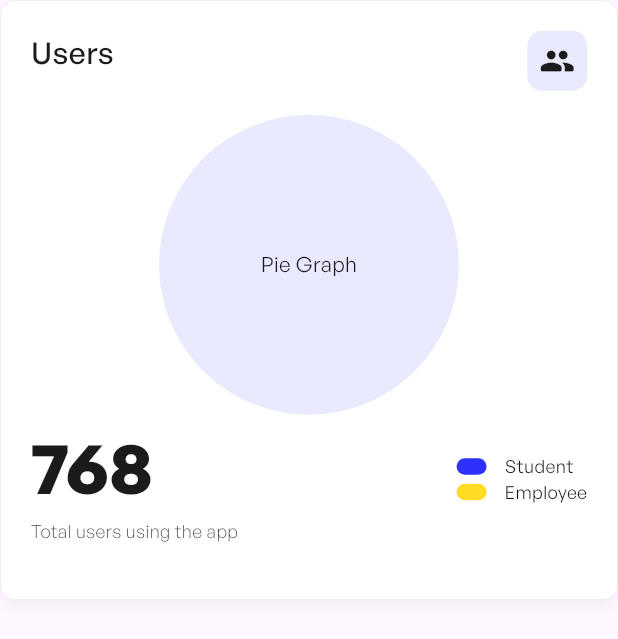
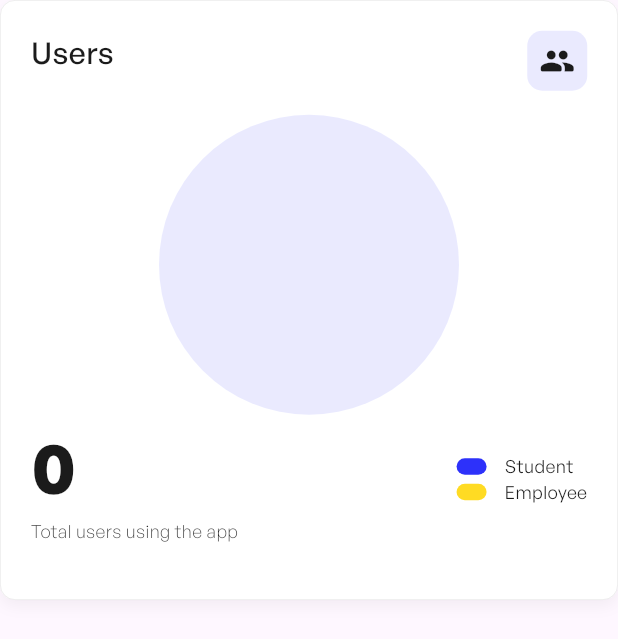
Before and after one commit to MNJDen/Park_in_web-Capstone, a Flutter app: the PRKUserCardMobile widget shown alone on an empty page, opened directly, on a phone screen of 412 x 824 dp. Shown: the top 639 px of the screen. Run offline on Flutter 3.47's test engine with Material 3 defaults, Android fonts, the phone set to English and light mode, and no system bars; drawn by our look-alikes of fl_chart; our stand-ins replace cloud_firestore, firebase_auth, firebase_core, firebase_database, firebase_storage, shared_preferences and 1 more; accounts and stored records are empty.

Commit message:
Components: Add Backend to Users Card Mobile

```diff
--- a/lib/components/ui/users_card_mobile.dart
+++ b/lib/components/ui/users_card_mobile.dart
@@ -1,3 +1,5 @@
+import 'package:cloud_firestore/cloud_firestore.dart';
+import 'package:fl_chart/fl_chart.dart';
 import 'package:flutter/material.dart';
 import 'package:park_in_web/components/theme/color_scheme.dart';
 
@@ -14,6 +16,39 @@ class PRKUserCardMobile extends StatefulWidget {
 }
 
 class _PRKUserCardMobileState extends State<PRKUserCardMobile> {
+  int studentCount = 0;
+  int employeeCount = 0;
+
+  @override
+  void initState() {
+    super.initState();
+    listenToUserCounts();
+  }
+
+  void listenToUserCounts() {
+    FirebaseFirestore.instance
+        .collection('User')
+        .where('userType', whereIn: ['Student', 'Employee'])
+        .snapshots()
+        .listen((snapshot) {
+          int students = 0;
+          int employees = 0;
+
+          for (var doc in snapshot.docs) {
+            if (doc['userType'] == 'Student') {
+              students++;
+            } else if (doc['userType'] == 'Employee') {
+              employees++;
+            }
+          }
+
+          setState(() {
+            studentCount = students;
+            employeeCount = employees;
+          });
+        });
+  }
+
   @override
   Widget build(BuildContext context) {
     return Container(
@@ -74,8 +109,37 @@ class _PRKUserCardMobileState extends State<PRKUserCardMobile> {
                 shape: BoxShape.circle,
                 color: blueColor.withOpacity(0.1),
               ),
-              child: const Center(
-                child: Text("Pie Graph"),
+              child: PieChart(
+                PieChartData(
+                  sections: [
+                    PieChartSectionData(
+                      color: blueColor,
+                      value: studentCount.toDouble(),
+                      title:
+                          '${((studentCount / (studentCount + employeeCount)) * 100).toStringAsFixed(1)}%',
+                      radius: 50,
+                      titleStyle: TextStyle(
+                        fontSize: 16,
+                        fontWeight: FontWeight.bold,
+                        color: whiteColor,
+                      ),
+                    ),
+                    PieChartSectionData(
+                      color: yellowColor,
+                      value: employeeCount.toDouble(),
+                      title:
+                          '${((employeeCount / (studentCount + employeeCount)) * 100).toStringAsFixed(1)}%',
+                      radius: 50,
+                      titleStyle: TextStyle(
+                        fontSize: 16,
+                        fontWeight: FontWeight.bold,
+                        color: blackColor,
+                      ),
+                    ),
+                  ],
+                  sectionsSpace: 4, // Spacing between slices
+                  centerSpaceRadius: 40, // Space at the center of the pie chart
+                ),
               ),
             ),
           ),
@@ -83,11 +147,11 @@ class _PRKUserCardMobileState extends State<PRKUserCardMobile> {
             mainAxisAlignment: MainAxisAlignment.spaceBetween,
             crossAxisAlignment: CrossAxisAlignment.center,
             children: [
-              const Column(
+              Column(
                 crossAxisAlignment: CrossAxisAlignment.start,
                 children: [
                   Text(
-                    "768",
+                    "${studentCount + employeeCount}",
                     style: TextStyle(
                       color: blackColor,
                       fontSize: 48,
```
